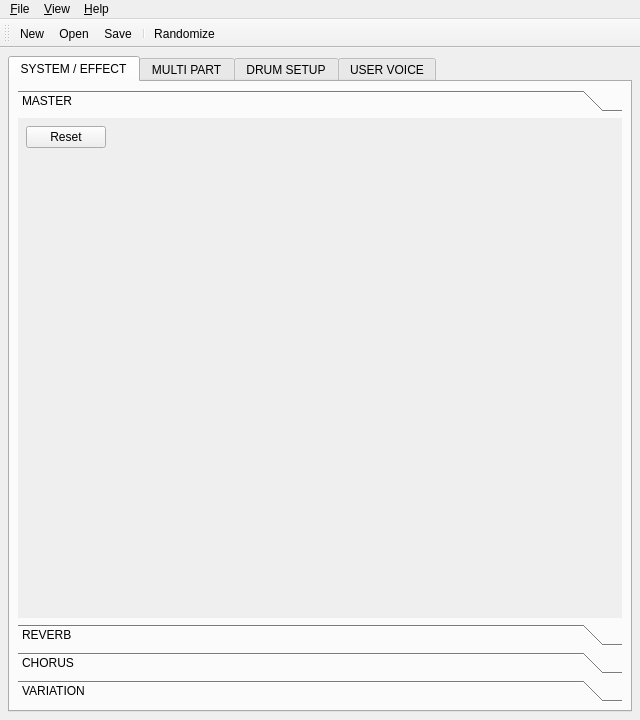
Qt form src/qxgeditMainForm.ui (rncbc/qxgedit) before a commit.
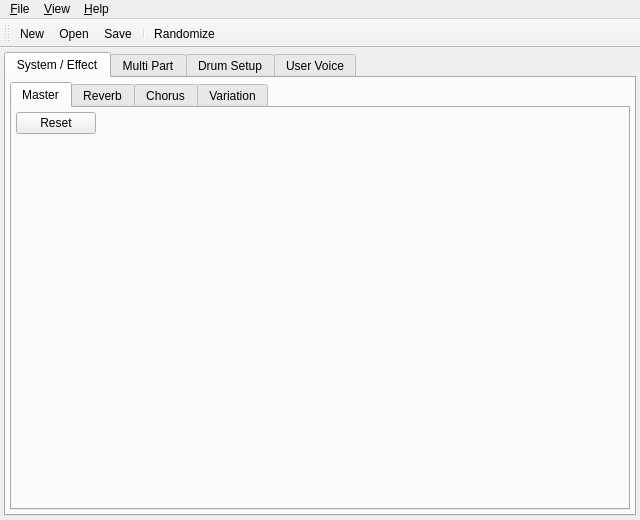
The same form after that commit. Icons and pictures are not drawn. Custom widgets are drawn as their Qt base class.

Commit message: - In a glance, all GUI toolbox pages converted into tabs.

```diff
--- a/src/qxgeditMainForm.ui
+++ b/src/qxgeditMainForm.ui
@@ -26,7 +26,7 @@
     <x>0</x>
     <y>0</y>
     <width>640</width>
-    <height>720</height>
+    <height>520</height>
    </rect>
   </property>
   <property name="minimumSize" >
@@ -53,17 +53,17 @@
       </property>
       <widget class="QWidget" name="SystemEffectTab" >
        <attribute name="title" >
-        <string>SYSTEM / EFFECT</string>
+        <string>System / Effect</string>
        </attribute>
        <layout class="QVBoxLayout" >
         <item>
-         <widget class="QToolBox" name="SystemEffectToolBox" >
+         <widget class="QTabWidget" name="SystemEffectToolBox" >
           <property name="currentIndex" >
            <number>0</number>
           </property>
           <widget class="QWidget" name="SYSTEMPage" >
-           <attribute name="label" >
-            <string>MASTER</string>
+           <attribute name="title" >
+            <string>Master</string>
            </attribute>
            <layout class="QGridLayout" >
             <item row="0" column="0" >
@@ -117,8 +117,8 @@
            </layout>
           </widget>
           <widget class="QWidget" name="ReverbPage" >
-           <attribute name="label" >
-            <string>REVERB</string>
+           <attribute name="title" >
+            <string>Reverb</string>
            </attribute>
            <layout class="QGridLayout" >
             <item row="0" column="0" >
@@ -230,8 +230,8 @@
            </layout>
           </widget>
           <widget class="QWidget" name="ChorusPage" >
-           <attribute name="label" >
-            <string>CHORUS</string>
+           <attribute name="title" >
+            <string>Chorus</string>
            </attribute>
            <layout class="QGridLayout" >
             <item row="0" column="0" >
@@ -346,8 +346,8 @@
            </layout>
           </widget>
           <widget class="QWidget" name="VariationPage" >
-           <attribute name="label" >
-            <string>VARIATION</string>
+           <attribute name="title" >
+            <string>Variation</string>
            </attribute>
            <layout class="QGridLayout" >
             <item row="0" column="0" >
@@ -491,7 +491,7 @@
       </widget>
       <widget class="QWidget" name="MultipartTab" >
        <attribute name="title" >
-        <string>MULTI PART</string>
+        <string>Multi Part</string>
        </attribute>
        <layout class="QVBoxLayout" >
         <item>
@@ -1171,7 +1171,7 @@
       </widget>
       <widget class="QWidget" name="DrumsetupTab" >
        <attribute name="title" >
-        <string>DRUM SETUP</string>
+        <string>Drum Setup</string>
        </attribute>
        <layout class="QVBoxLayout" >
         <item>
@@ -1361,7 +1361,7 @@
       </widget>
       <widget class="QWidget" name="UservoiceTab" >
        <attribute name="title" >
-        <string>USER VOICE</string>
+        <string>User Voice</string>
        </attribute>
        <layout class="QVBoxLayout" >
         <item>
@@ -2297,7 +2297,7 @@
    </property>
   </action>
  </widget>
- <layoutdefault spacing="4" margin="8" />
+ <layoutdefault spacing="4" margin="4" />
  <customwidgets>
   <customwidget>
    <class>qxgeditDial</class>
```
Left out of the diff: 26 changed lines with no effect on the pictures. The commit also changes 6 other files.
